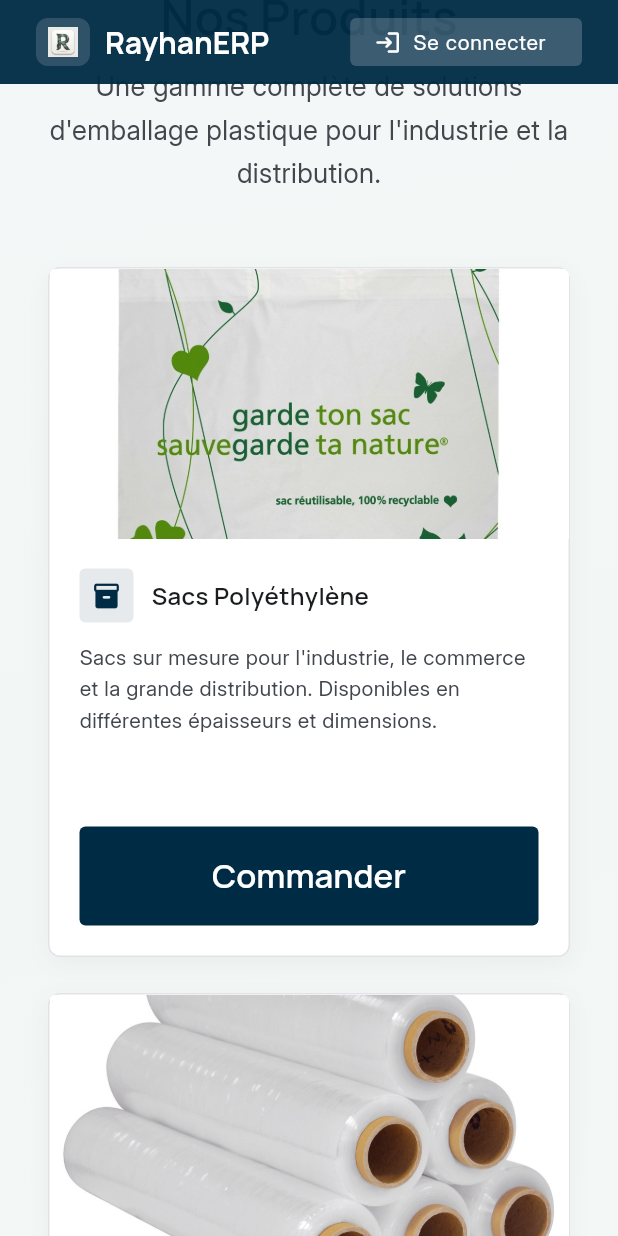
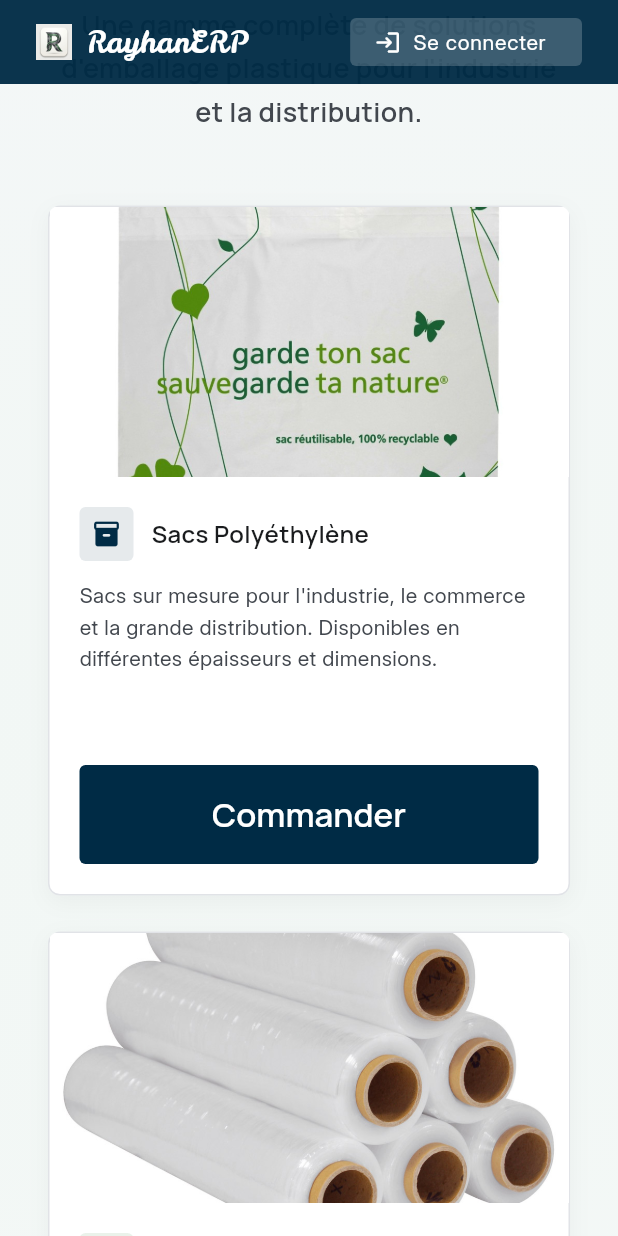
Before and after one commit to ghoulamedz/rayhan, a Flutter app: the screen it shows after launch, scrolled down 1152 dp, on a phone screen of 412 x 824 dp. Run offline on Flutter 3.47's test engine with Material 3 defaults, Android fonts, the phone set to English and light mode, and no system bars; our stand-ins replace dio, fl_chart, go_router, pdf, shared_preferences; missing offline and left inert: dart:html; accounts and stored records are empty; project files that could hold a hidden picture were left out.

Commit message:
font changes

```diff
--- a/frontend/lib/constants/app_text.dart
+++ b/frontend/lib/constants/app_text.dart
@@ -1,10 +1,11 @@
 abstract final class AppText {
   static const String heroTitle = "L'Excellence dans l'Emballage Plastique";
   static const String heroSubtitle =
-      "Rayhan Industrie — Votre partenaire de confiance pour des solutions d'emballage plastique de qualité supérieure. Sacs, films, sangles et bien plus.";
+      "Rayhan Industrie, Votre partenaire de confiance pour des solutions d'emballage plastique de qualité supérieure. Sacs, films, sangles et bien plus.";
   static const String heroCta = "Découvrir nos produits";
   static const String heroLoginTitle = "Connexion";
-  static const String heroLoginSubtitle = "Accédez à votre espace de gestion ERP";
+  static const String heroLoginSubtitle =
+      "Accédez à votre espace de gestion ERP";
   static const String signupLink = "Créer un compte";
   static const String forgotPasswordLink = "Mot de passe oublié ?";
 
@@ -41,6 +42,6 @@
 
   static const String footerTagline =
       "La performance industrielle à portée de main.";
-  static const String footerCopyright = "SUARL Rayhan — Tataouine, Tunisie";
+  static const String footerCopyright = "SUARL Rayhan - Tataouine, Tunisie";
   static const String footerRights = "Tous droits réservés.";
 }
--- a/frontend/lib/constants/app_theme.dart
+++ b/frontend/lib/constants/app_theme.dart
@@ -309,11 +309,11 @@
   // ── Typography (DESIGN.md) ─────────────────────────────────────
   // Display (Manrope 700, tight tracking)
   static TextStyle get displayLarge => const TextStyle(
-        fontFamily: 'Manrope',
+        fontFamily: 'Knewave',
         fontSize: 64,
-        fontWeight: FontWeight.w700,
+        fontWeight: FontWeight.w400,
         height: 1.1,
-        letterSpacing: -0.02,
+        letterSpacing: 0.0,
       );
 
   static TextStyle get displayMedium => const TextStyle(
@@ -375,11 +375,11 @@
         height: 1.4,
       );
 
-  // Body (Inter 400)
+  // Body (Manrope 600)
   static TextStyle get bodyLarge => const TextStyle(
-        fontFamily: 'Inter',
+        fontFamily: 'Manrope',
         fontSize: 18,
-        fontWeight: FontWeight.w400,
+        fontWeight: FontWeight.w600,
         height: 1.6,
       );
 
@@ -397,9 +397,9 @@
         height: 1.5,
       );
 
-  // Label (IBM Plex Sans 600, caps)
+  // Label (Inter 600, caps)
   static TextStyle get labelCaps => const TextStyle(
-        fontFamily: 'IBM Plex Sans',
+        fontFamily: 'Inter',
         fontSize: 12,
         fontWeight: FontWeight.w600,
         height: 1.0,
--- a/frontend/lib/screens/landing_screen.dart
+++ b/frontend/lib/screens/landing_screen.dart
@@ -5,6 +5,7 @@
 import 'package:rayhan_erp/constants/app_theme.dart';
 import 'package:rayhan_erp/constants/app_text.dart';
 import 'package:rayhan_erp/constants/colors.dart';
+import 'package:rayhan_erp/widgets/brand_logo.dart';
 
 class LandingScreen extends StatefulWidget {
   const LandingScreen({super.key});
@@ -160,31 +161,10 @@
           title: Row(
             mainAxisAlignment: MainAxisAlignment.spaceBetween,
             children: [
-              Row(
-                children: [
-                  Container(
-                    padding: const EdgeInsets.all(6),
-                    decoration: BoxDecoration(
-                      color: Colors.white.withValues(alpha: 0.15),
-                      borderRadius: BorderRadius.circular(8),
-                    ),
-                    child: Image.asset(
-                      'assets/images/rayhan_icon.png',
-                      width: 24,
-                      height: 24,
-                    ),
-                  ),
-                  const SizedBox(width: 10),
-                  Text(
-                    'RayhanERP',
-                    style: TextStyle(
-                      fontFamily: 'Manrope',
-                      fontWeight: FontWeight.w700,
-                      fontSize: 20,
-                      color: Colors.white,
-                    ),
-                  ),
-                ],
+              BrandLogo(
+                iconSize: 24,
+                textSize: 20,
+                containerColor: Colors.white.withValues(alpha: 0.15),
               ),
               FilledButton.icon(
                 onPressed: () => context.push('/login'),
@@ -776,21 +756,12 @@
           Row(
             mainAxisAlignment: MainAxisAlignment.center,
             children: [
-              Container(
-                padding: const EdgeInsets.all(10),
-                decoration: BoxDecoration(
-                  color: Colors.white.withValues(alpha: 0.1),
-                  borderRadius: BorderRadius.circular(4),
-                ),
-                child: const Icon(Icons.factory_rounded,
-                    color: Colors.white, size: 28),
-              ),
-              const SizedBox(width: 12),
-              Text(
-                'RayhanERP',
-                style: AppTheme.headlineMedium.copyWith(
-                  color: Colors.white,
-                ),
+              BrandLogo(
+                iconSize: 24,
+                textSize: 24,
+                containerPadding: const EdgeInsets.all(10),
+                containerColor: Colors.white.withValues(alpha: 0.1),
+                containerBorderRadius: 4,
               ),
             ],
           ),
--- a/frontend/lib/widgets/brand_app_bar.dart
+++ b/frontend/lib/widgets/brand_app_bar.dart
@@ -2,6 +2,7 @@
 import 'package:provider/provider.dart';
 import '../constants/app_theme.dart';
 import '../providers/auth_provider.dart';
+import '../widgets/brand_logo.dart';
 
 class BrandAppBar extends StatelessWidget {
   final String title;
@@ -77,28 +78,7 @@
             iconSize: 20,
           )),
           const SizedBox(width: 4),
-          Container(
-            padding: const EdgeInsets.all(6),
-            decoration: BoxDecoration(
-              color: AppTheme.kWhite.withValues(alpha: 0.2),
-              borderRadius: BorderRadius.circular(8),
-            ),
-            child: Image.asset(
-              'assets/images/rayhan_icon.png',
-              width: 22,
-              height: 22,
-            ),
-          ),
-          const SizedBox(width: 10),
-          Text(
-            'RayhanERP',
-            style: TextStyle(
-              color: AppTheme.kWhite,
-              fontSize: 16,
-              fontWeight: FontWeight.bold,
-              letterSpacing: 0.5,
-            ),
-          ),
+          const BrandLogo(),
           const Spacer(),
           Icon(Icons.person_outline_rounded,
               color: AppTheme.kWhite.withValues(alpha: 0.8), size: 18),
--- /dev/null
+++ b/frontend/lib/widgets/brand_logo.dart
@@ -0,0 +1,60 @@
+import 'package:flutter/material.dart';
+import '../constants/app_theme.dart';
+
+class BrandLogo extends StatelessWidget {
+  const BrandLogo({
+    super.key,
+    this.iconSize = 22,
+    this.textSize,
+    this.textColor,
+    this.containerPadding,
+    this.containerColor,
+    this.containerBorderRadius,
+  });
+
+  final double iconSize;
+  final double? textSize;
+  final Color? textColor;
+  final EdgeInsetsGeometry? containerPadding;
+  final Color? containerColor;
+  final double? containerBorderRadius;
+
+  @override
+  Widget build(BuildContext context) {
+    return Row(
+      mainAxisSize: MainAxisSize.min,
+      children: [
+        _buildIcon(),
+        const SizedBox(width: 10),
+        Text(
+          'RayhanERP',
+          style: TextStyle(
+            fontFamily: 'LeckerliOne',
+            fontWeight: FontWeight.w400,
+            fontSize: textSize ?? 16,
+            color: textColor ?? Colors.white,
+          ),
+        ),
+      ],
+    );
+  }
+
+  Widget _buildIcon() {
+    final icon = Image.asset(
+      'assets/images/rayhan_icon.png',
+      width: iconSize,
+      height: iconSize,
+    );
+
+    if (containerPadding == null) return icon;
+
+    return Container(
+      padding: containerPadding!,
+      decoration: BoxDecoration(
+        color: containerColor ?? AppTheme.kWhite.withValues(alpha: 0.2),
+        borderRadius: BorderRadius.circular(containerBorderRadius ?? 8),
+      ),
+      child: icon,
+    );
+  }
+}
--- a/frontend/lib/widgets/client_scaffold.dart
+++ b/frontend/lib/widgets/client_scaffold.dart
@@ -4,6 +4,7 @@
 import '../constants/app_theme.dart';
 import '../providers/auth_provider.dart';
 import '../providers/notification_provider.dart';
+import '../widgets/brand_logo.dart';
 
 class ClientScaffold extends StatefulWidget {
   final Widget body;
@@ -71,22 +72,9 @@
             ],
           ),
         ),
-        title: Row(
-          children: [
-            Image.asset(
-              'assets/images/rayhan_icon.png',
-              width: 22,
-              height: 22,
-            ),
-            const SizedBox(width: 10),
-            Text(
-              'RayhanERP',
-              style: Theme.of(context).textTheme.titleLarge?.copyWith(
-                    color: AppTheme.kTextPrimary,
-                    fontWeight: FontWeight.bold,
-                  ),
-            ),
-          ],
+        title: const BrandLogo(
+          containerPadding: null,
+          textColor: AppTheme.kTextPrimary,
         ),
         actions: [
           if (role == 'ROLE_CLIENT') ...[
```
Also changed, not shown: frontend/lib/services/pdf_service.dart (+38 -20 lines), frontend/pubspec.yaml (+7 -3 lines), frontend/assets/fonts/IBMPlexSans-SemiBold.ttf (deleted), frontend/assets/fonts/Knewave-Regular.ttf (added), frontend/assets/fonts/LeckerliOne-Regular.ttf (added).
